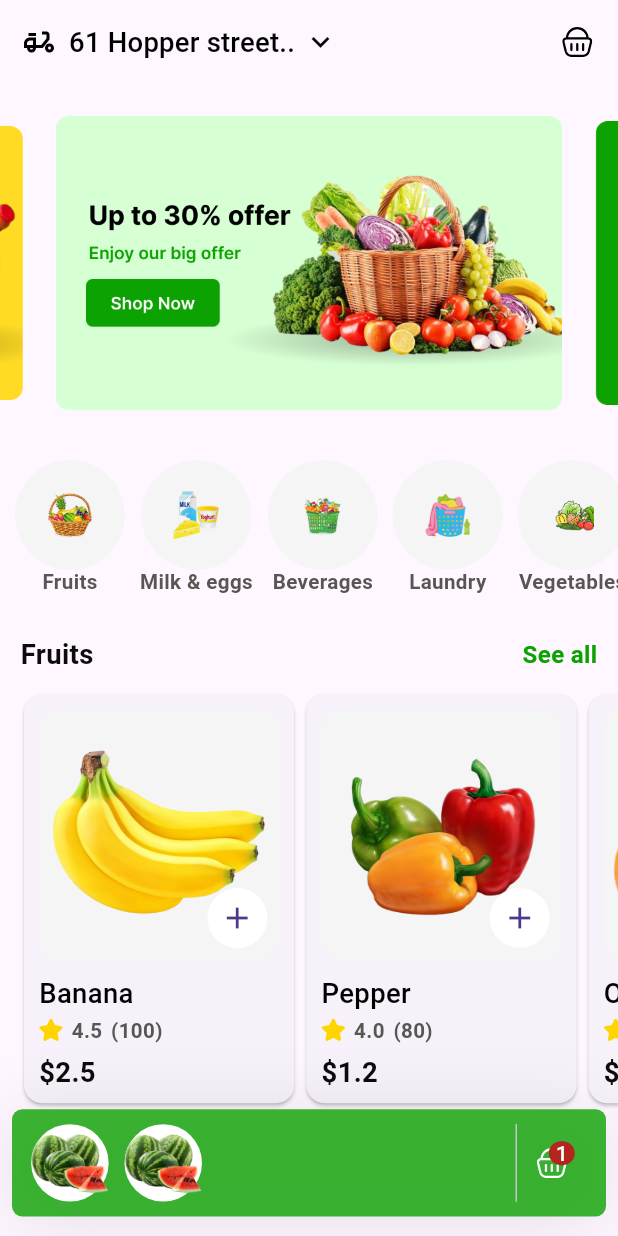
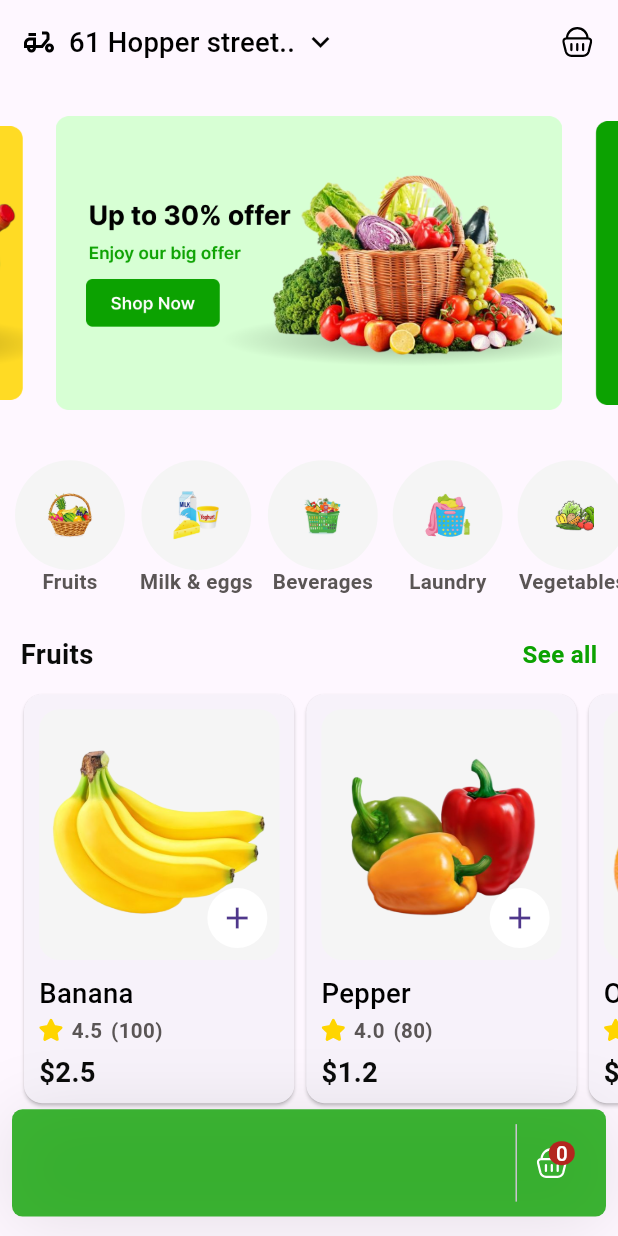
Before and after one commit to AmrElzohairy/fruits_app, a Flutter app: the screen it shows after launch, on a phone screen of 412 x 824 dp. Run offline on Flutter 3.47's test engine with Material 3 defaults, Android fonts, the phone set to English and light mode, and no system bars; drawn by our look-alikes of carousel_slider; our stand-ins replace flutter_bloc, flutter_screenutil, flutter_svg.

```diff
--- a/lib/features/home/presentation/views/home_view.dart
+++ b/lib/features/home/presentation/views/home_view.dart
@@ -1,9 +1,11 @@
 import 'package:flutter/material.dart';
+import 'package:flutter_bloc/flutter_bloc.dart';
 import 'package:flutter_screenutil/flutter_screenutil.dart';
 import 'package:flutter_svg/flutter_svg.dart';
 import 'package:fruits_app/core/utils/app_colors.dart';
 import 'package:fruits_app/core/utils/app_images.dart';
 import 'package:fruits_app/core/utils/app_styles.dart';
+import 'package:fruits_app/features/home/presentation/logic/home_cart_cubit/home_cart_cubit.dart';
 import 'package:fruits_app/features/home/presentation/views/widgets/fruits_list_view.dart';
 import 'package:fruits_app/features/home/presentation/views/widgets/home_banners_carousal.dart';
 import 'package:fruits_app/features/home/presentation/views/widgets/home_cart.dart';
@@ -15,7 +17,10 @@ class HomeView extends StatelessWidget {
 
   @override
   Widget build(BuildContext context) {
-    return Scaffold(
+    return BlocProvider(
+        create: (context) => HomeCartCubit(),
+
+      child: Scaffold(
         appBar: AppBar(
           title: Row(
             children: [
@@ -50,6 +55,7 @@ class HomeView extends StatelessWidget {
             ],
           ),
         ),
+      ),
     );
   }
 }
--- a/lib/features/home/presentation/views/widgets/fruit_item.dart
+++ b/lib/features/home/presentation/views/widgets/fruit_item.dart
@@ -1,10 +1,12 @@
 import 'package:flutter/material.dart';
+import 'package:flutter_bloc/flutter_bloc.dart';
 import 'package:flutter_screenutil/flutter_screenutil.dart';
 import 'package:flutter_svg/flutter_svg.dart';
 import 'package:fruits_app/core/utils/app_colors.dart';
 import 'package:fruits_app/core/utils/app_images.dart';
 import 'package:fruits_app/core/utils/app_styles.dart';
 import 'package:fruits_app/features/home/data/models/fruit_model.dart';
+import 'package:fruits_app/features/home/presentation/logic/home_cart_cubit/home_cart_cubit.dart';
 
 class FruitItem extends StatelessWidget {
   const FruitItem({super.key, required this.fruit});
@@ -29,12 +31,26 @@ class FruitItem extends StatelessWidget {
                   ),
                   child: Image.asset(fruit.image, width: 100.w, height: 100.h),
                 ),
-                const Positioned(
+                Positioned(
                   right: 8,
                   bottom: 8,
-                  child: CircleAvatar(
-                    backgroundColor: AppColors.white,
-                    child: Icon(Icons.add),
+                  child: BlocBuilder<HomeCartCubit, HomeCartState>(
+                    builder: (context, state) {
+                      return GestureDetector(
+                        onTap: () {
+                          context.read<HomeCartCubit>().toggleCart(fruit);
+                        },
+                        child: CircleAvatar(
+                          backgroundColor: AppColors.white,
+                          child: GestureDetector(
+                            onTap: () {
+                              context.read<HomeCartCubit>().toggleCart(fruit);
+                            },
+                            child: const Icon(Icons.add),
+                          ),
+                        ),
+                      );
+                    },
                   ),
                 ),
               ],
--- a/lib/features/home/presentation/views/widgets/fruits_list_view.dart
+++ b/lib/features/home/presentation/views/widgets/fruits_list_view.dart
@@ -55,7 +55,7 @@ class _FruitsListViewState extends State<FruitsListView> {
       rate: 4.5,
       rateCount: 100,
     ),
-        FruitModel(
+    FruitModel(
       name: "Strawberry",
       image: Assets.imagesStrawberry,
       price: "2.5",
--- a/lib/features/home/presentation/views/widgets/home_cart.dart
+++ b/lib/features/home/presentation/views/widgets/home_cart.dart
@@ -1,8 +1,10 @@
 import 'package:flutter/material.dart';
+import 'package:flutter_bloc/flutter_bloc.dart';
 import 'package:flutter_screenutil/flutter_screenutil.dart';
 import 'package:flutter_svg/flutter_svg.dart';
 import 'package:fruits_app/core/utils/app_images.dart';
 import 'package:fruits_app/core/utils/app_styles.dart';
+import 'package:fruits_app/features/home/presentation/logic/home_cart_cubit/home_cart_cubit.dart';
 
 import '../../../../../core/utils/app_colors.dart';
 
@@ -11,6 +13,8 @@ class HomeCart extends StatelessWidget {
 
   @override
   Widget build(BuildContext context) {
+    return BlocBuilder<HomeCartCubit, HomeCartState>(
+      builder: (context, state) {
         return Padding(
           padding: const EdgeInsets.symmetric(horizontal: 8),
           child: Container(
@@ -20,7 +24,9 @@ class HomeCart extends StatelessWidget {
             clipBehavior: Clip.antiAlias,
             decoration: ShapeDecoration(
               color: AppColors.secondaryColor,
-          shape: RoundedRectangleBorder(borderRadius: BorderRadius.circular(7)),
+              shape: RoundedRectangleBorder(
+                borderRadius: BorderRadius.circular(7),
+              ),
               shadows: const [
                 BoxShadow(
                   color: Color(0x19000000),
@@ -36,14 +42,19 @@ class HomeCart extends StatelessWidget {
                   flex: 11,
                   child: ListView.builder(
                     scrollDirection: Axis.horizontal,
-                itemCount: 2,
+                    itemCount: context.read<HomeCartCubit>().cartCount,
                     itemBuilder: (context, index) {
                       return Padding(
                         padding: const EdgeInsets.only(right: 5),
                         child: CircleAvatar(
                           backgroundColor: AppColors.white,
                           radius: 25.r,
-                      child: Image.asset(Assets.imagesWatermelon),
+                          child: Image.asset(
+                            context
+                                .read<HomeCartCubit>()
+                                .cartFruits[index]
+                                .image,
+                          ),
                         ),
                       );
                     },
@@ -57,7 +68,7 @@ class HomeCart extends StatelessWidget {
                       SizedBox(width: 5.w),
                       Badge(
                         label: Text(
-                      "1",
+                          context.read<HomeCartCubit>().cartCount.toString(),
                           style: AppStyles.medium14Black.copyWith(
                             color: AppColors.white,
                             fontSize: 12.sp,
@@ -78,5 +89,7 @@ class HomeCart extends StatelessWidget {
             ),
           ),
         );
+      },
+    );
   }
 }
```
Lines whose indentation alone changed are shown as unchanged.
